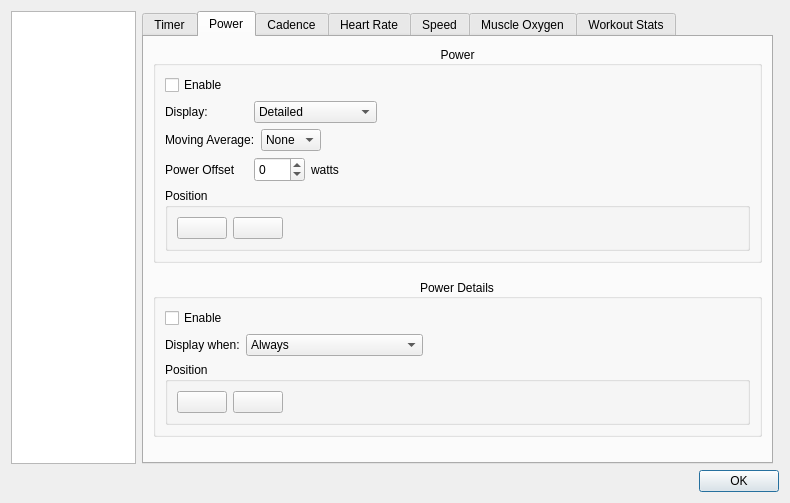
Above: src/ui/dialogconfig.ui from MaximumTrainer/MaximumTrainer_Redux before the change. Below: the same form after it.
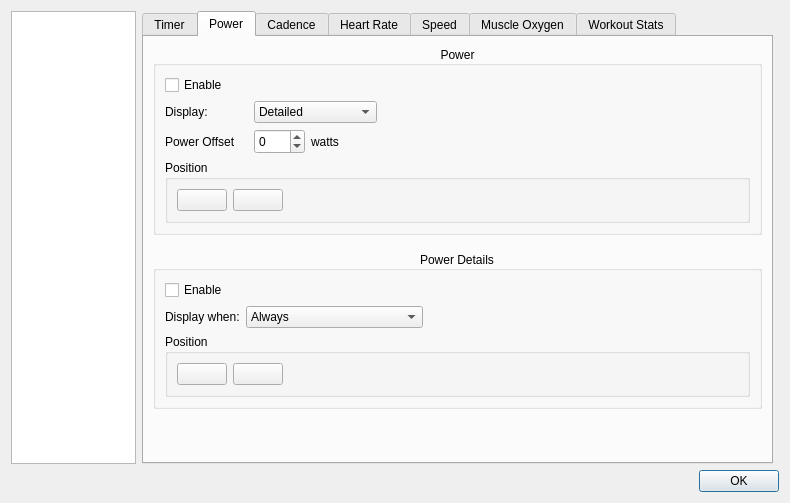
That is the form after the change. The open tabs and pages were chosen to show the change. Icons and pictures are not drawn. Custom widgets are drawn as their Qt base class.

Commit message:
refactor: remove legacy power moving-average smoothing
Modern trainers/power meters (FTMS/FE-C) already report clean 1 s power, so
the app-side moving-average ("Moving Average" combo in the config dialog)
mostly just added lag and masked responsiveness during ERG/interval work.
Remove it end to end: the config-dialog combo + label, the averaging logic
and its per-rider queue state in workoutdialog, the Account::averaging_power
field (load/save), and the dead web-frontend plumbing in userdao/util.
Power is now shown raw.

Diff of the .ui file:
```diff
--- a/src/ui/dialogconfig.ui
+++ b/src/ui/dialogconfig.ui
@@ -629,94 +629,6 @@
                 </item>
                </layout>
               </item>
-              <item>
-               <layout class="QHBoxLayout" name="horizontalLayout_4">
-                <item>
-                 <widget class="QLabel" name="label_25">
-                  <property name="sizePolicy">
-                   <sizepolicy hsizetype="Minimum" vsizetype="Preferred">
-                    <horstretch>0</horstretch>
-                    <verstretch>0</verstretch>
-                   </sizepolicy>
-                  </property>
-                  <property name="minimumSize">
-                   <size>
-                    <width>83</width>
-                    <height>0</height>
-                   </size>
-                  </property>
-                  <property name="toolTip">
-                   <string>Do a moving average of the power values received, used to smooth the data received. </string>
-                  </property>
-                  <property name="text">
-                   <string>Moving Average:</string>
-                  </property>
-                  <property name="alignment">
-                   <set>Qt::AlignLeading|Qt::AlignLeft|Qt::AlignVCenter</set>
-                  </property>
-                 </widget>
-                </item>
-                <item>
-                 <widget class="QComboBox" name="comboBox_powerAverage">
-                  <property name="sizePolicy">
-                   <sizepolicy hsizetype="Minimum" vsizetype="Fixed">
-                    <horstretch>0</horstretch>
-                    <verstretch>0</verstretch>
-                   </sizepolicy>
-                  </property>
-                  <property name="toolTip">
-                   <string>Do a moving average of the power values received, used to smooth the data received. </string>
-                  </property>
-                  <property name="currentIndex">
-                   <number>0</number>
-                  </property>
-                  <item>
-                   <property name="text">
-                    <string>None</string>
-                   </property>
-                  </item>
-                  <item>
-                   <property name="text">
-                    <string>1sec</string>
-                   </property>
-                  </item>
-                  <item>
-                   <property name="text">
-                    <string>2sec</string>
-                   </property>
-                  </item>
-                  <item>
-                   <property name="text">
-                    <string>3sec</string>
-                   </property>
-                  </item>
-                  <item>
-                   <property name="text">
-                    <string>4sec</string>
-                   </property>
-                  </item>
-                  <item>
-                   <property name="text">
-                    <string>5sec</string>
-                   </property>
-                  </item>
-                 </widget>
-                </item>
-                <item>
-                 <spacer name="horizontalSpacer_5">
-                  <property name="orientation">
-                   <enum>Qt::Horizontal</enum>
-                  </property>
-                  <property name="sizeHint" stdset="0">
-                   <size>
-                    <width>40</width>
-                    <height>20</height>
-                   </size>
-                  </property>
-                 </spacer>
-                </item>
-               </layout>
-              </item>
               <item>
                <layout class="QHBoxLayout" name="horizontalLayout_10">
                 <item>
```
The commit also changes 7 other files.
